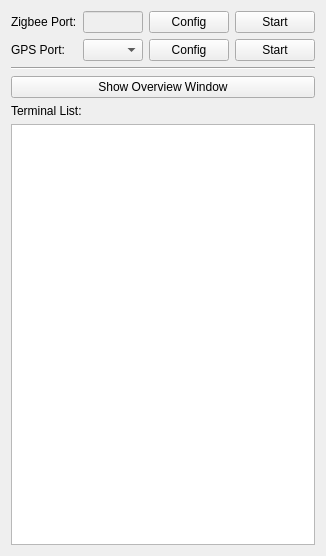
Quenii/ADCEVM, file mac/examples/GasInfo/devicelistwidget.ui: the form before one commit.
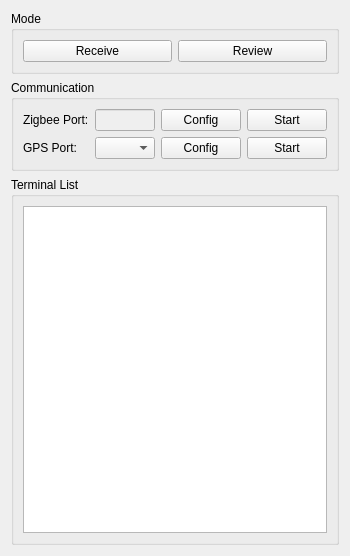
The form after the commit.

Diff of the .ui file:
```diff
--- a/mac/examples/GasInfo/devicelistwidget.ui
+++ b/mac/examples/GasInfo/devicelistwidget.ui
@@ -6,7 +6,7 @@
    <rect>
     <x>0</x>
     <y>0</y>
-    <width>309</width>
+    <width>329</width>
     <height>556</height>
    </rect>
   </property>
@@ -19,7 +19,51 @@
   <property name="windowTitle">
    <string/>
   </property>
-  <layout class="QVBoxLayout" name="verticalLayout_2">
+  <layout class="QVBoxLayout" name="verticalLayout_3">
+   <item>
+    <widget class="QGroupBox" name="groupBox_3">
+     <property name="title">
+      <string>Mode</string>
+     </property>
+     <layout class="QHBoxLayout" name="horizontalLayout_4">
+      <item>
+       <widget class="QPushButton" name="receiveModePushButton">
+        <property name="text">
+         <string>Receive</string>
+        </property>
+        <property name="checkable">
+         <bool>true</bool>
+        </property>
+        <property name="autoDefault">
+         <bool>false</bool>
+        </property>
+        <attribute name="buttonGroup">
+         <string>buttonGroup</string>
+        </attribute>
+       </widget>
+      </item>
+      <item>
+       <widget class="QPushButton" name="reviewModePushButton">
+        <property name="text">
+         <string>Review</string>
+        </property>
+        <property name="checkable">
+         <bool>true</bool>
+        </property>
+        <attribute name="buttonGroup">
+         <string>buttonGroup</string>
+        </attribute>
+       </widget>
+      </item>
+     </layout>
+    </widget>
+   </item>
+   <item>
+    <widget class="QGroupBox" name="groupBox">
+     <property name="title">
+      <string>Communication</string>
+     </property>
+     <layout class="QHBoxLayout" name="horizontalLayout_5">
    <item>
     <layout class="QVBoxLayout" name="verticalLayout">
      <item>
@@ -133,27 +177,15 @@
      </item>
     </layout>
    </item>
-   <item>
-    <widget class="Line" name="line">
-     <property name="orientation">
-      <enum>Qt::Horizontal</enum>
-     </property>
+     </layout>
     </widget>
    </item>
    <item>
-    <widget class="QPushButton" name="pushButton">
-     <property name="text">
-      <string>Show Overview Window</string>
+    <widget class="QGroupBox" name="groupBox_2">
+     <property name="title">
+      <string>Terminal List</string>
      </property>
-    </widget>
-   </item>
-   <item>
-    <widget class="QLabel" name="label">
-     <property name="text">
-      <string>Terminal List:</string>
-     </property>
-    </widget>
-   </item>
+     <layout class="QVBoxLayout" name="verticalLayout_2">
    <item>
     <widget class="QTableView" name="terminalTableView">
      <property name="editTriggers">
@@ -169,6 +201,9 @@
    </item>
   </layout>
  </widget>
+   </item>
+  </layout>
+ </widget>
  <resources/>
  <connections/>
 </ui>
```
Left out of the diff: 3 changed lines with no effect on the pictures. Lines whose indentation alone changed are shown as unchanged.
